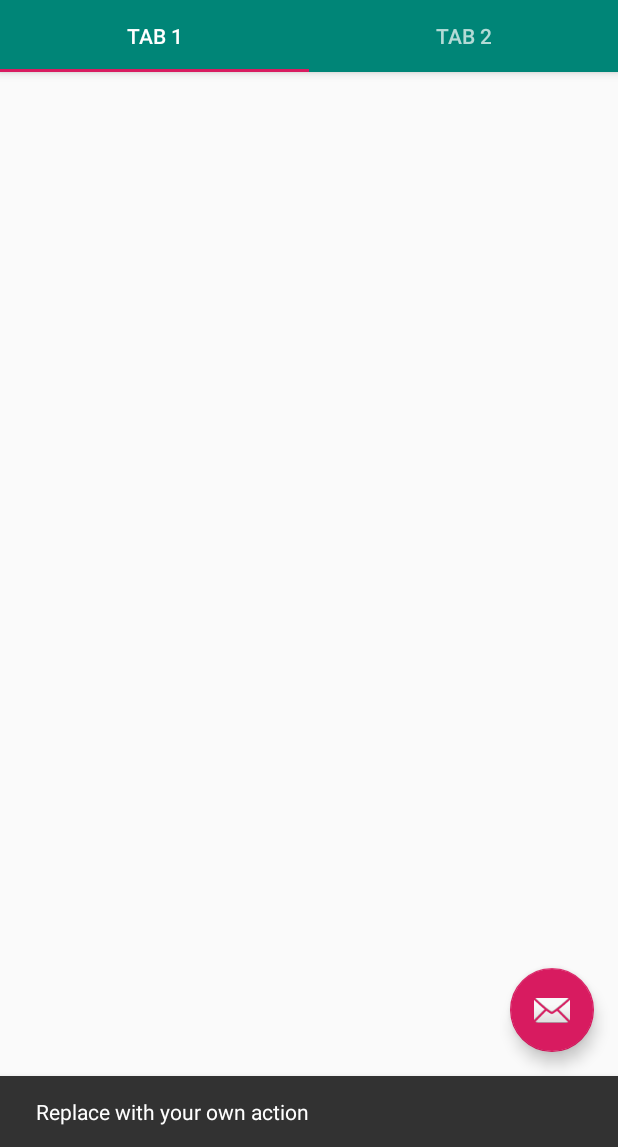
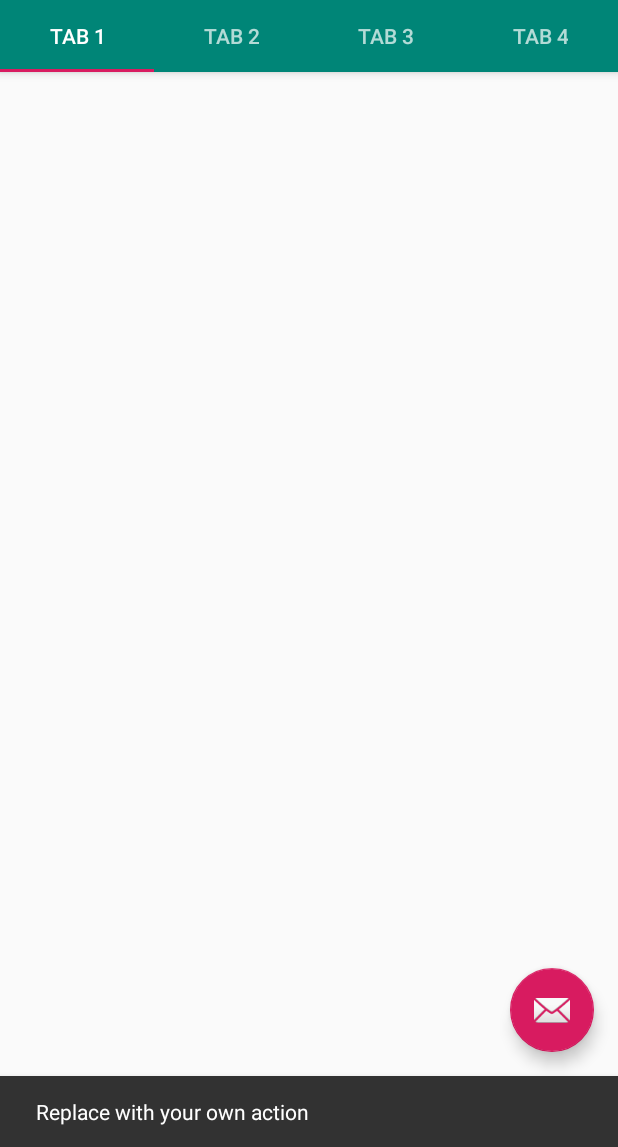
Before and after one commit to noelmcloughlin/DunSceal, an Android app: the MainActivity screen opened directly, with no data from a screen before it, after a tap on an icon or button, on a phone screen of 412 x 824 dp, the part 89-1236 px from its top. Run offline under Robolectric (Android 15) with nearby library versions, the phone set to English and light mode, and no system bars; 2 statements that could not run were skipped.

Commit message:
four tabs

```diff
--- a/app/src/main/AndroidManifest.xml
+++ b/app/src/main/AndroidManifest.xml
@@ -13,7 +13,7 @@
         tools:ignore="GoogleAppIndexingWarning">
 
         <activity
-            android:name=".MainActivity"
+            android:name=".activities.MainActivity"
             android:label="@string/app_name"
             android:theme="@style/AppTheme.NoActionBar">
         </activity>
--- a/app/src/main/java/org/noel/dunsceal/activities/LoginActivity.kt
+++ b/app/src/main/java/org/noel/dunsceal/activities/LoginActivity.kt
@@ -10,8 +10,6 @@ import androidx.core.widget.NestedScrollView
 import com.google.android.material.textfield.TextInputEditText
 import com.google.android.material.textfield.TextInputLayout
 import com.google.android.material.snackbar.Snackbar
-import org.noel.dunsceal.MainActivity
-
 import org.noel.dunsceal.R
 
 class LoginActivity : AppCompatActivity(), View.OnClickListener {
--- a/app/src/main/java/org/noel/dunsceal/activities/MainActivity.kt
+++ b/app/src/main/java/org/noel/dunsceal/activities/MainActivity.kt
@@ -1,4 +1,4 @@
-package org.noel.dunsceal
+package org.noel.dunsceal.activities
 
 import android.os.Bundle
 import com.google.android.material.floatingactionbutton.FloatingActionButton
@@ -6,8 +6,7 @@ import com.google.android.material.snackbar.Snackbar
 import com.google.android.material.tabs.TabLayout
 import androidx.viewpager.widget.ViewPager
 import androidx.appcompat.app.AppCompatActivity
-import android.view.Menu
-import android.view.MenuItem
+import org.noel.dunsceal.R
 import org.noel.dunsceal.adapters.SectionsPagerAdapter
 
 class MainActivity : AppCompatActivity() {
@@ -18,7 +17,7 @@ class MainActivity : AppCompatActivity() {
         val sectionsPagerAdapter = SectionsPagerAdapter(this, supportFragmentManager)
         val viewPager: ViewPager = findViewById(R.id.view_pager)
         viewPager.adapter = sectionsPagerAdapter
-        val tabs: TabLayout = findViewById(R.id.tabs)
+        val tabs: TabLayout = findViewById(R.id.tabLayout)
         tabs.setupWithViewPager(viewPager)
         val fab: FloatingActionButton = findViewById(R.id.fab)
 
--- a/app/src/main/java/org/noel/dunsceal/adapters/SectionsPagerAdapter.kt
+++ b/app/src/main/java/org/noel/dunsceal/adapters/SectionsPagerAdapter.kt
@@ -9,7 +9,9 @@ import org.noel.dunsceal.fragments.*
 
 private val TAB_TITLES = arrayOf(
     R.string.tab_text_1,
-    R.string.tab_text_2
+    R.string.tab_text_2,
+    R.string.tab_text_3,
+    R.string.tab_text_4
 )
 
 /**
@@ -31,6 +33,6 @@ class SectionsPagerAdapter(private val context: Context, fm: FragmentManager) :
 
     override fun getCount(): Int {
         // Show 2 total pages.
-        return 2
+        return 4
     }
 }
--- a/app/src/main/res/layout/activity_main.xml
+++ b/app/src/main/res/layout/activity_main.xml
@@ -22,7 +22,7 @@
             android:textAppearance="@style/TextAppearance.Widget.AppCompat.Toolbar.Title" />
 
         <com.google.android.material.tabs.TabLayout
-            android:id="@+id/tabs"
+            android:id="@+id/tabLayout"
             android:layout_width="match_parent"
             android:layout_height="wrap_content"
             android:background="?attr/colorPrimary" />
--- a/app/src/main/res/values/strings.xml
+++ b/app/src/main/res/values/strings.xml
@@ -47,4 +47,6 @@
     <!-- snowy -->
     <string name="tab_text_1">Tab 1</string>
     <string name="tab_text_2">Tab 2</string>
+    <string name="tab_text_3">Tab 3</string>
+    <string name="tab_text_4">Tab 4</string>
 </resources>
```
